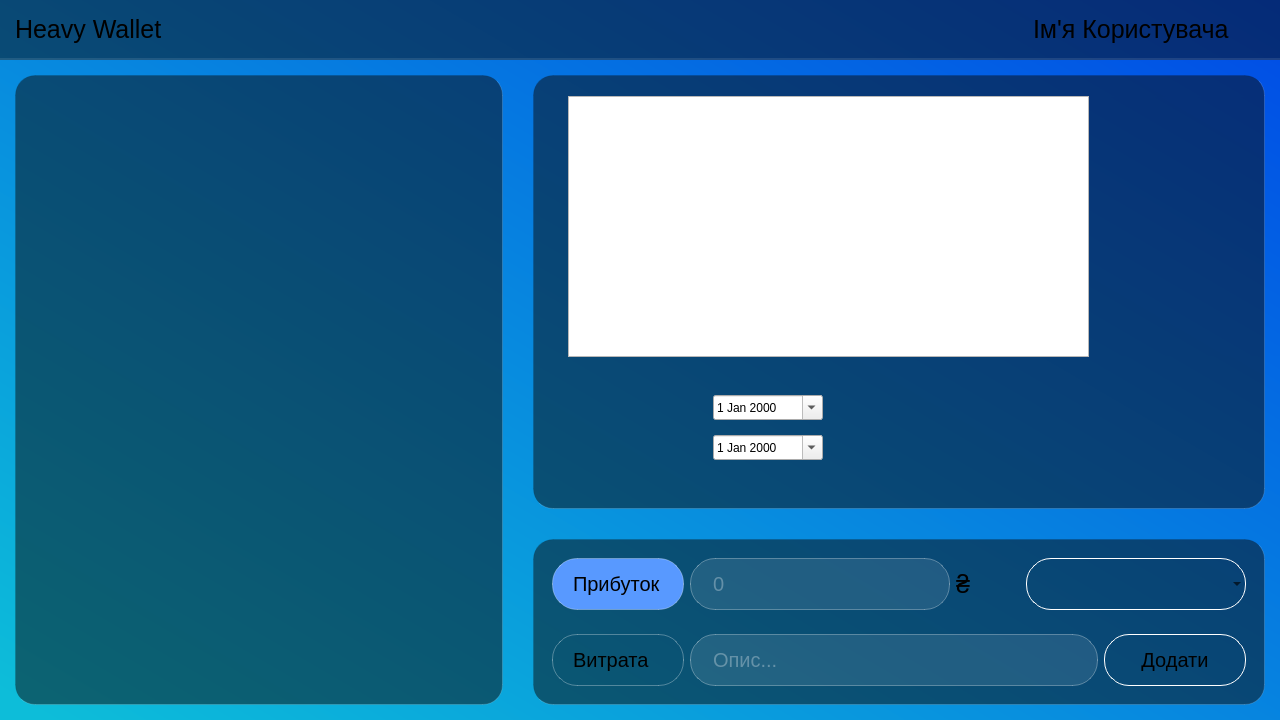
This is budget_manager_frontend/forms/mainwindow.ui in BogdanKalysh/budget_manager_app as Qt 5 draws it before an edit. The edited form follows.
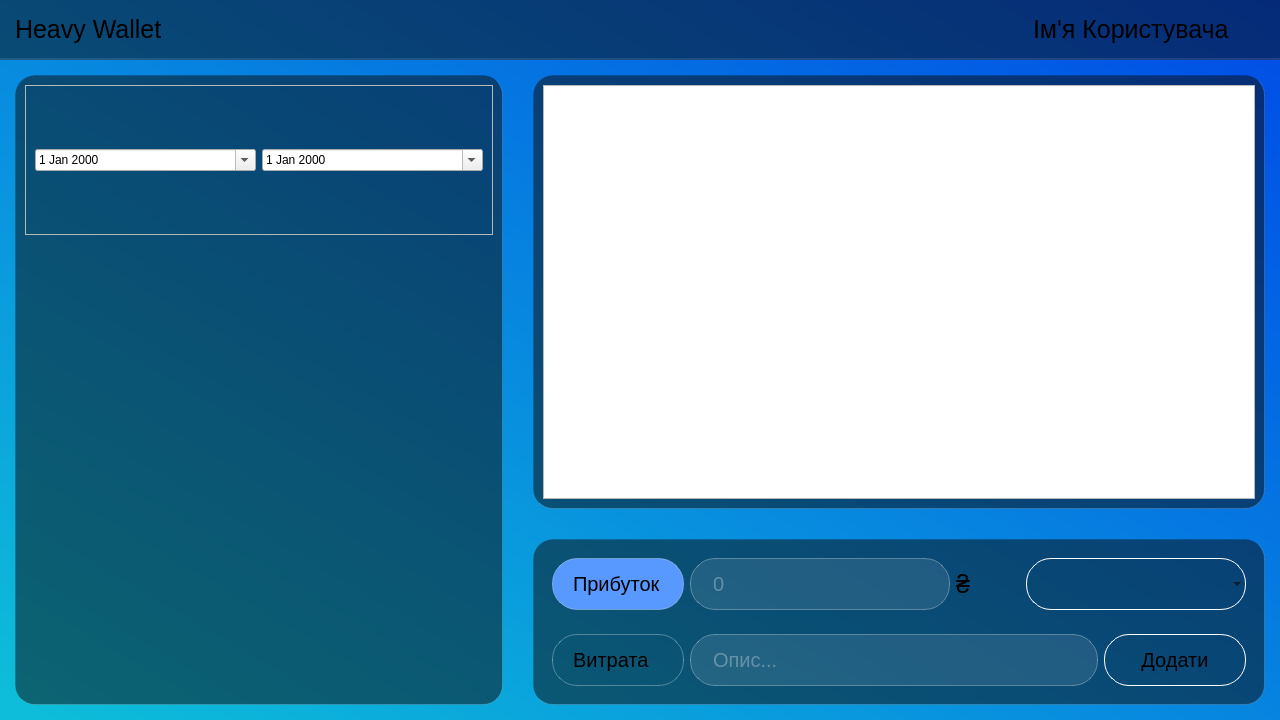
This is the edited form. Icons and pictures are not drawn. Custom widgets are drawn as their Qt base class.

What changed in the file:
```diff
--- a/budget_manager_frontend/forms/mainwindow.ui
+++ b/budget_manager_frontend/forms/mainwindow.ui
@@ -279,42 +279,11 @@
          <property name="frameShadow">
           <enum>QFrame::Raised</enum>
          </property>
-         <widget class="QListWidget" name="TransactionsList">
-          <property name="geometry">
-           <rect>
-            <x>35</x>
-            <y>21</y>
-            <width>521</width>
-            <height>261</height>
-           </rect>
-          </property>
-         </widget>
-         <widget class="QDateEdit" name="fromDateEdit">
-          <property name="geometry">
-           <rect>
-            <x>180</x>
-            <y>320</y>
-            <width>110</width>
-            <height>25</height>
-           </rect>
-          </property>
-          <property name="calendarPopup">
-           <bool>true</bool>
-          </property>
-         </widget>
-         <widget class="QDateEdit" name="toDateEdit">
-          <property name="geometry">
-           <rect>
-            <x>180</x>
-            <y>360</y>
-            <width>110</width>
-            <height>25</height>
-           </rect>
-          </property>
-          <property name="calendarPopup">
-           <bool>true</bool>
-          </property>
-         </widget>
+         <layout class="QVBoxLayout" name="verticalLayout_4">
+          <item>
+           <widget class="QListWidget" name="TransactionsList"/>
+          </item>
+         </layout>
         </widget>
        </item>
        <item row="1" column="1">
@@ -485,7 +454,52 @@
          </property>
          <layout class="QVBoxLayout" name="verticalLayout_3">
           <item>
-           <widget class="Piechart" name="donutPiechart" native="true"/>
+           <widget class="QFrame" name="frame">
+            <property name="sizePolicy">
+             <sizepolicy hsizetype="Preferred" vsizetype="Expanding">
+              <horstretch>0</horstretch>
+              <verstretch>0</verstretch>
+             </sizepolicy>
+            </property>
+            <property name="minimumSize">
+             <size>
+              <width>0</width>
+              <height>150</height>
+             </size>
+            </property>
+            <property name="frameShape">
+             <enum>QFrame::StyledPanel</enum>
+            </property>
+            <property name="frameShadow">
+             <enum>QFrame::Raised</enum>
+            </property>
+            <layout class="QHBoxLayout" name="horizontalLayout_4">
+             <item>
+              <widget class="QDateEdit" name="fromDateEdit">
+               <property name="calendarPopup">
+                <bool>true</bool>
+               </property>
+              </widget>
+             </item>
+             <item>
+              <widget class="QDateEdit" name="toDateEdit">
+               <property name="calendarPopup">
+                <bool>true</bool>
+               </property>
+              </widget>
+             </item>
+            </layout>
+           </widget>
+          </item>
+          <item>
+           <widget class="Piechart" name="donutPiechart" native="true">
+            <property name="sizePolicy">
+             <sizepolicy hsizetype="Preferred" vsizetype="Expanding">
+              <horstretch>0</horstretch>
+              <verstretch>1</verstretch>
+             </sizepolicy>
+            </property>
+           </widget>
           </item>
          </layout>
         </widget>
```
Left out of the diff: 2 changed lines with no effect on the pictures.
